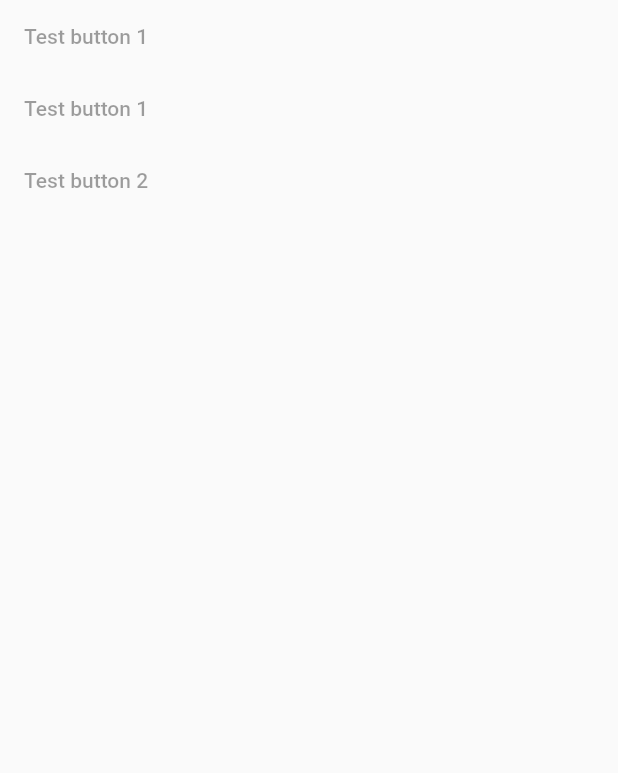
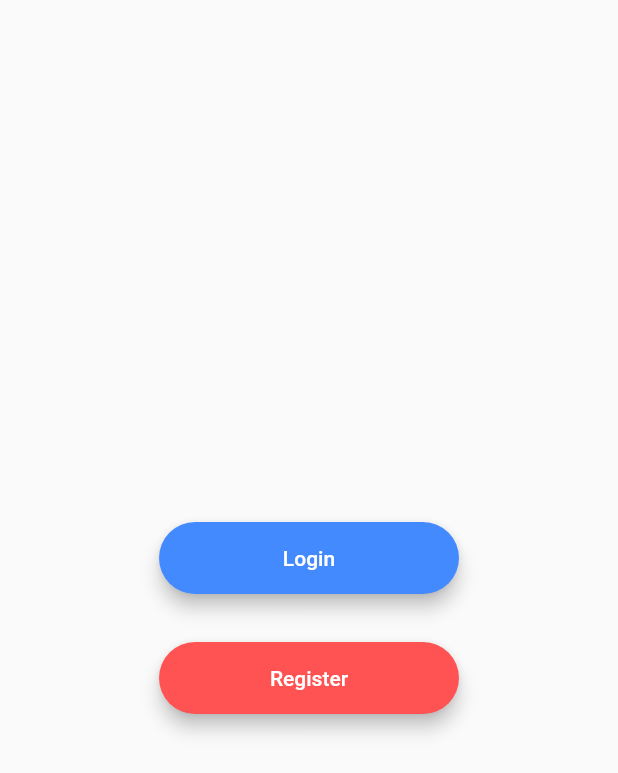
Before and after one commit to antoniobutkovic/FlutterChatAppBLOC, a Flutter app: the screen it shows after launch, on a phone screen of 412 x 824 dp. Shown: the top 773 px of the screen. Run offline on Flutter 3.47's test engine with Material 2 defaults, Android fonts, the phone set to English and light mode, and no system bars.

Commit message:
Create auth screen

```diff
--- a/lib/AuthScreen.dart
+++ b/lib/AuthScreen.dart
@@ -1,34 +1,30 @@
 import 'package:flutter/material.dart';
+import 'package:flutter_chat_app/RoundedButton.dart';
 
-class AuthScreen extends StatefulWidget {
+class AuthScreen extends StatelessWidget {
   static const String id = 'welcome_screen';
-
-  @override
-  _AuthScreenState createState() => _AuthScreenState();
-}
-
-class _AuthScreenState extends State<AuthScreen> {
   @override
   Widget build(BuildContext context) {
     return Scaffold(
-      body: SafeArea(
+      body: Center(
         child: Column(
+          mainAxisAlignment: MainAxisAlignment.center,
           children: [
-            MaterialButton(
-              child: Text('Test button 1'),
-              color: Colors.blueAccent,
-            ),
-            MaterialButton(
-              child: Text('Test button 1'),
-              color: Colors.blueAccent,
-            ),
-            MaterialButton(
-              child: Text('Test button 2'),
-              color: Colors.blueAccent,
-            ),
+            RoundedButton(
+                title: 'Login',
+                color: Colors.blueAccent,
+                onPressed: navigateToLoginScreen()),
+            RoundedButton(
+                title: 'Register',
+                color: Colors.redAccent,
+                onPressed: navigateToRegisterScreen())
           ],
         ),
       ),
     );
   }
+
+  navigateToLoginScreen() {}
+
+  navigateToRegisterScreen() {}
 }
--- /dev/null
+++ b/lib/RoundedButton.dart
@@ -0,0 +1,32 @@
+import 'package:flutter/material.dart';
+
+class RoundedButton extends StatelessWidget {
+  RoundedButton({this.title, this.color, @required this.onPressed});
+
+  final Color color;
+  final String title;
+  final Function onPressed;
+
+  @override
+  Widget build(BuildContext context) {
+    return Padding(
+      padding: EdgeInsets.symmetric(vertical: 16.0),
+      child: Material(
+        elevation: 5.0,
+        color: color,
+        borderRadius: BorderRadius.circular(30.0),
+        child: MaterialButton(
+          onPressed: onPressed,
+          minWidth: 200.0,
+          height: 42.0,
+          child: Text(
+            title,
+            style: TextStyle(
+              color: Colors.white,
+            ),
+          ),
+        ),
+      ),
+    );
+  }
+}
```
Also changed, not shown: lib/widgets.dart (deleted).
